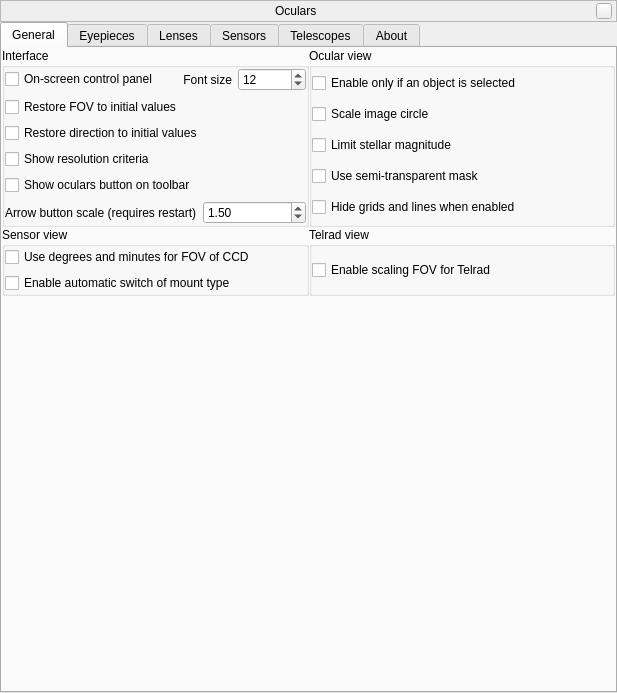
This is plugins/Oculars/src/gui/ocularDialog.ui in 519984307/stellarium_src as Qt 5 draws it before an edit. The edited form follows.
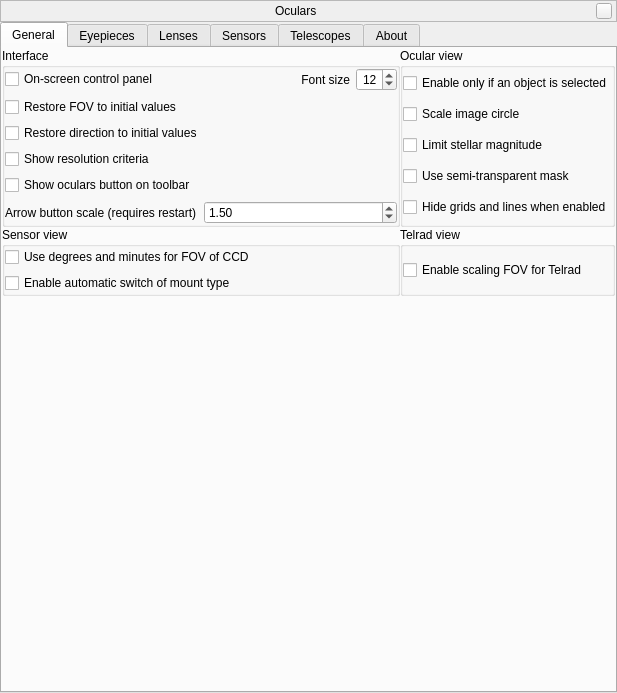
This is the edited form. Icons and pictures are not drawn. Custom widgets are drawn as their Qt base class.

Commit message: Cosmetic fix for Oculars GUI

What changed in the file:
```diff
--- a/plugins/Oculars/src/gui/ocularDialog.ui
+++ b/plugins/Oculars/src/gui/ocularDialog.ui
@@ -205,6 +205,19 @@
                  </property>
                 </widget>
                </item>
+               <item>
+                <spacer name="horizontalSpacer">
+                 <property name="orientation">
+                  <enum>Qt::Horizontal</enum>
+                 </property>
+                 <property name="sizeHint" stdset="0">
+                  <size>
+                   <width>40</width>
+                   <height>20</height>
+                  </size>
+                 </property>
+                </spacer>
+               </item>
                <item>
                 <widget class="QLabel" name="guiFontSizeLabel">
                  <property name="text">
@@ -217,6 +230,15 @@
                </item>
                <item>
                 <widget class="QSpinBox" name="guiFontSizeSpinBox">
+                 <property name="maximumSize">
+                  <size>
+                   <width>50</width>
+                   <height>16777215</height>
+                  </size>
+                 </property>
+                 <property name="alignment">
+                  <set>Qt::AlignRight|Qt::AlignTrailing|Qt::AlignVCenter</set>
+                 </property>
                  <property name="minimum">
                   <number>10</number>
                  </property>
```
The commit also changes 1 other file.
